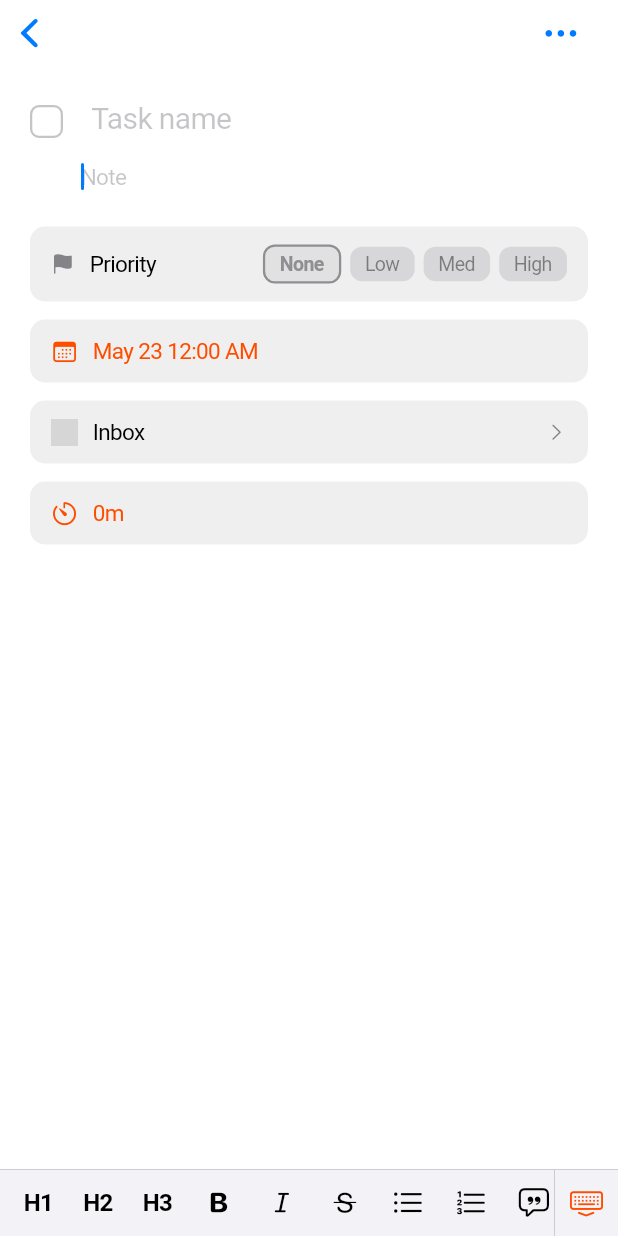
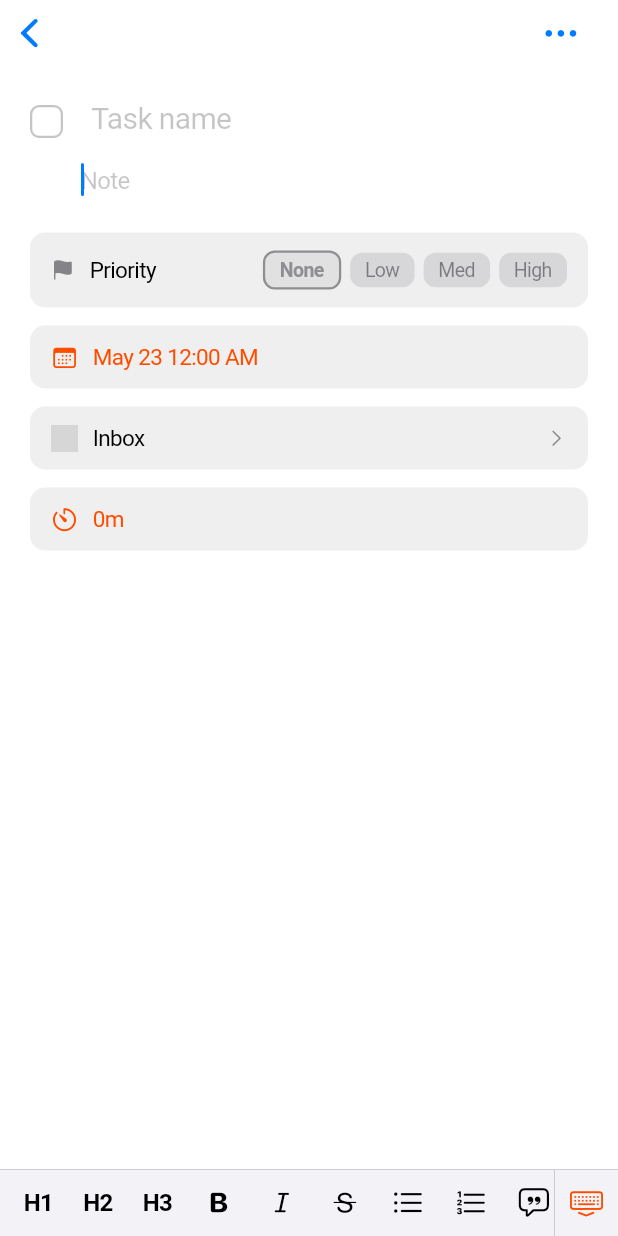
Before and after one commit to NikoSkakun/planom, a Flutter app: the TaskDetailView screen opened directly with empty values, after a tap on "Note", on a phone screen of 412 x 824 dp. Run offline on Flutter 3.47's test engine with Material 3 defaults, Android fonts, the phone set to English and light mode, and no system bars; our stand-ins replace file_picker, flutter_markdown, google_fonts, image_picker, share_plus, sqflite; missing offline and left inert: flutter_app_badger; accounts and stored records are empty; grey boxes are pictures that could not be loaded.

```diff
--- a/lib/src/notes/note_detail_view.dart
+++ b/lib/src/notes/note_detail_view.dart
@@ -168,7 +168,7 @@ class _NoteDetailViewState extends State<NoteDetailView>
         controller: _content,
         focusNode: _contentFocus,
         placeholder: S.of(context).note,
-        style: const TextStyle(fontSize: 16),
+        style: const TextStyle(fontSize: 16, height: 1.35),
         decoration: const BoxDecoration(),
         maxLines: null,
         expands: true,
--- a/lib/src/tasks/task_detail_view.dart
+++ b/lib/src/tasks/task_detail_view.dart
@@ -197,7 +197,7 @@ class _TaskDetailViewState extends State<TaskDetailView>
         controller: _note,
         focusNode: _noteFocus,
         placeholder: notePlaceholder,
-        style: const TextStyle(fontSize: 15),
+        style: const TextStyle(fontSize: 16, height: 1.35),
         decoration: const BoxDecoration(),
         padding: EdgeInsets.zero,
         maxLines: null,
@@ -213,7 +213,7 @@ class _TaskDetailViewState extends State<TaskDetailView>
           child: Text(
             notePlaceholder,
             style: TextStyle(
-              fontSize: 15,
+              fontSize: 16,
               color: CupertinoColors.placeholderText.resolveFrom(context),
             ),
           ),
```
